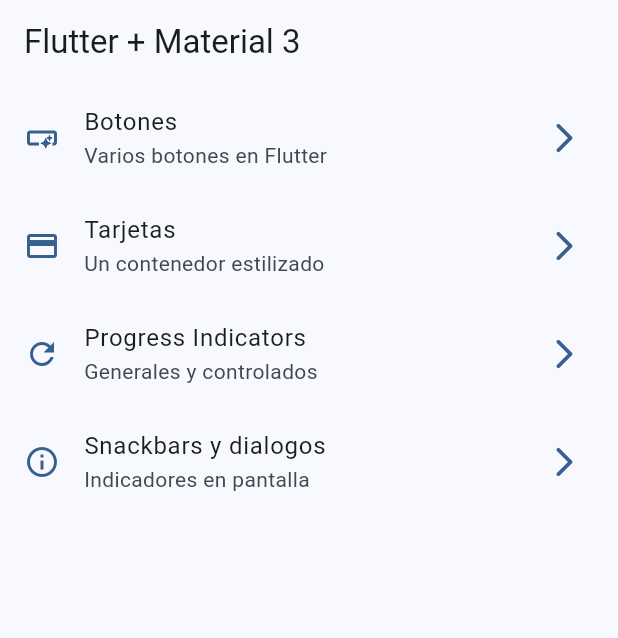
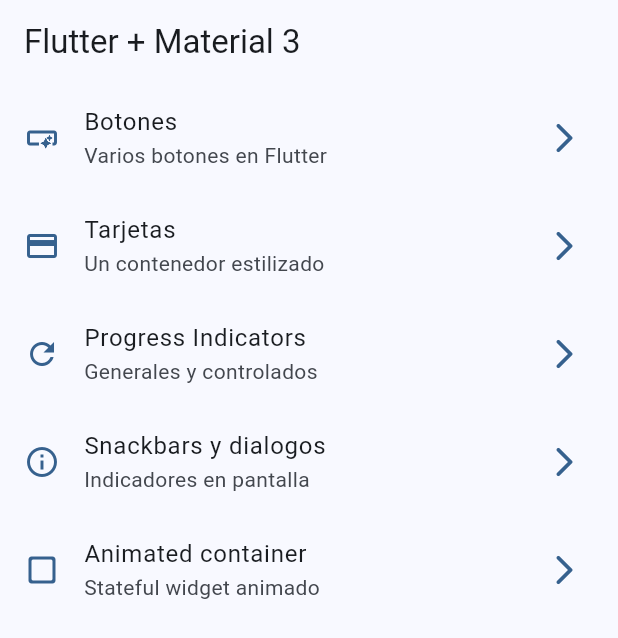
Before and after one commit to santiagomillan/widgets_app, a Flutter app: the screen it shows after launch, on a phone screen of 412 x 824 dp. Shown: the top 638 px of the screen. Run offline on Flutter 3.47's test engine with Material 3 defaults, Android fonts, the phone set to English and light mode, and no system bars; our stand-ins replace go_router.

Commit message:
Animated scrren p-1

```diff
--- a/lib/config/menu/menu_items.dart
+++ b/lib/config/menu/menu_items.dart
@@ -38,4 +38,10 @@ const appMenuItems = <MenuItem>[
     link: '/snackbars',
     icon: Icons.info_outline,
   ),
+  MenuItem(
+    title: 'Animated container',
+    subTitle: 'Stateful widget animado',
+    link: '/animated',
+    icon: Icons.check_box_outline_blank_rounded,
+  ),
 ];
--- a/lib/config/router/app_router.dart
+++ b/lib/config/router/app_router.dart
@@ -30,5 +30,10 @@ final appRouter = GoRouter(
       name: SnackbarScreen.name,
       builder: (context, state) => const SnackbarScreen(),
     ),
+    GoRoute(
+      path: '/animated',
+      name: AnimatedScreen.name,
+      builder: (context, state) => const AnimatedScreen(),
+    ),
   ],
 );
```
Also changed, not shown: lib/presentation/screens/animated/animated_screen.dart (+19 -1 lines).
